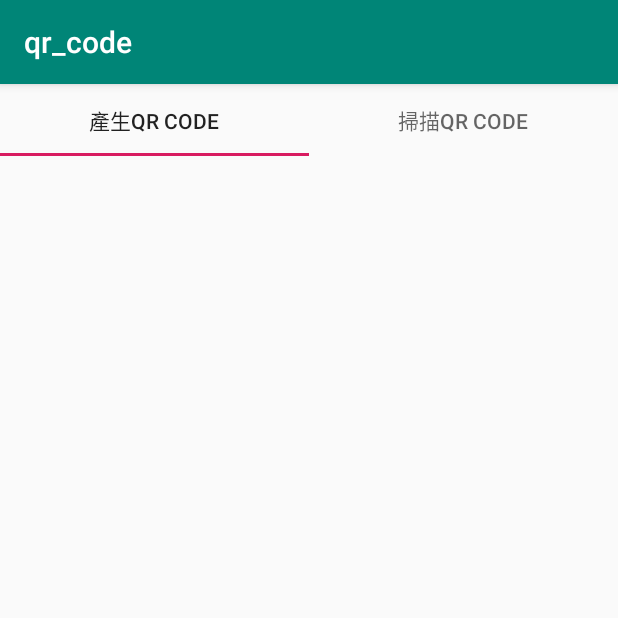
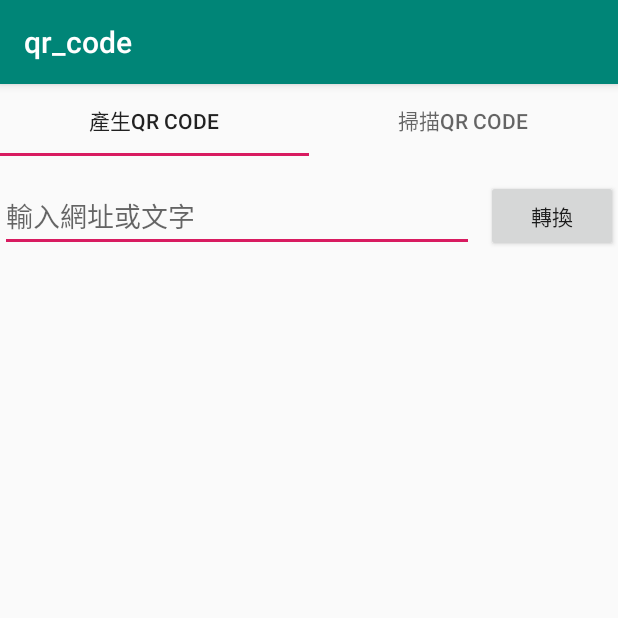
Before and after one commit to PinJhih/qr_code, an Android app: the screen it shows after launch (MainActivity), on a phone screen of 412 x 824 dp, the top half of it. Run offline under Robolectric (Android 15) with nearby library versions, the phone set to English and light mode, and no system bars.

Commit message:
feat: 使用 Fragment 顯示頁面

```diff
--- /dev/null
+++ b/app/src/main/java/com/example/qr_code/GenerateFragment.kt
@@ -0,0 +1,15 @@
+package com.example.qr_code
+
+import android.os.Bundle
+import android.view.LayoutInflater
+import android.view.View
+import android.view.ViewGroup
+import androidx.fragment.app.Fragment
+
+class GenerateFragment : Fragment() {
+    override fun onCreateView(
+        inflater: LayoutInflater,
+        container: ViewGroup?,
+        savedInstanceState: Bundle?
+    ): View? = inflater.inflate(R.layout.fragment_generate, container, false)
+}
--- a/app/src/main/java/com/example/qr_code/MainActivity.kt
+++ b/app/src/main/java/com/example/qr_code/MainActivity.kt
@@ -13,7 +13,7 @@ class MainActivity : AppCompatActivity() {
 
         tabs.addTab(tabs.newTab().setText("產生QR Code"))
         tabs.addTab(tabs.newTab().setText("掃描QR Code"))
-        viewpager.adapter = ViewPagerAdapter()
+        viewpager.adapter = ViewPagerAdapter(supportFragmentManager)
         viewpager.addOnPageChangeListener(TabLayout.TabLayoutOnPageChangeListener(tabs))
         tabs.addOnTabSelectedListener(TabLayout.ViewPagerOnTabSelectedListener(viewpager))
     }
--- /dev/null
+++ b/app/src/main/java/com/example/qr_code/ScanFragment.kt
@@ -0,0 +1,15 @@
+package com.example.qr_code
+
+import android.os.Bundle
+import android.view.LayoutInflater
+import android.view.View
+import android.view.ViewGroup
+import androidx.fragment.app.Fragment
+
+class ScanFragment : Fragment() {
+    override fun onCreateView(
+        inflater: LayoutInflater,
+        container: ViewGroup?,
+        savedInstanceState: Bundle?
+    ): View? = inflater.inflate(R.layout.fragment_scan, container, false)
+}
--- a/app/src/main/java/com/example/qr_code/ViewPagerAdapter.kt
+++ b/app/src/main/java/com/example/qr_code/ViewPagerAdapter.kt
@@ -1,33 +1,21 @@
 package com.example.qr_code
 
-import android.view.LayoutInflater
-import android.view.View
-import android.view.ViewGroup
-import androidx.viewpager.widget.PagerAdapter
+import androidx.fragment.app.FragmentManager
+import androidx.fragment.app.FragmentPagerAdapter
+import androidx.fragment.app.Fragment
 
-class ViewPagerAdapter : PagerAdapter() {
+class ViewPagerAdapter(manager: FragmentManager) :
+    FragmentPagerAdapter(manager, BEHAVIOR_RESUME_ONLY_CURRENT_FRAGMENT) {
+
+    override fun getItem(position: Int): Fragment {
+        return if (position == 0) GenerateFragment() else ScanFragment()
+    }
+
     override fun getCount(): Int {
         return 2
     }
 
-    override fun isViewFromObject(view: View, any: Any): Boolean {
-        return true
-    }
-
-    override fun getPageTitle(position: Int): CharSequence? {
+    override fun getPageTitle(position: Int): CharSequence {
         return if (position == 0) "產生QR Code" else "掃描QR Code"
     }
-
-    override fun instantiateItem(container: ViewGroup, position: Int): View {
-        val view = if (position == 0)
-            LayoutInflater.from(container.context).inflate(R.layout.item_generage, container, false)
-        else
-            LayoutInflater.from(container.context).inflate(R.layout.item_scan, container, false)
-        container.addView(view)
-        return view
-    }
-
-    override fun destroyItem(container: ViewGroup, position: Int, any: Any) {
-        container.removeView(any as View)
-    }
 }
--- /dev/null
+++ b/app/src/main/res/layout/fragment_generate.xml
@@ -0,0 +1,41 @@
+<?xml version="1.0" encoding="utf-8"?>
+<androidx.constraintlayout.widget.ConstraintLayout xmlns:android="http://schemas.android.com/apk/res/android"
+    xmlns:app="http://schemas.android.com/apk/res-auto"
+    xmlns:tools="http://schemas.android.com/tools"
+    android:layout_width="match_parent"
+    android:layout_height="match_parent"
+    android:orientation="vertical">
+
+    <EditText
+        android:id="@+id/ed_input"
+        android:layout_width="0dp"
+        android:layout_height="wrap_content"
+        android:layout_marginTop="8dp"
+        android:layout_marginEnd="8dp"
+        android:ems="10"
+        android:hint="輸入網址或文字"
+        android:importantForAutofill="no"
+        android:inputType="text"
+        app:layout_constraintEnd_toStartOf="@+id/btn_convert"
+        app:layout_constraintStart_toStartOf="parent"
+        app:layout_constraintTop_toTopOf="parent" />
+
+    <Button
+        android:id="@+id/btn_convert"
+        android:layout_width="wrap_content"
+        android:layout_height="wrap_content"
+        android:text="轉換"
+        app:layout_constraintBottom_toBottomOf="@+id/ed_input"
+        app:layout_constraintEnd_toEndOf="parent"
+        app:layout_constraintTop_toTopOf="@+id/ed_input" />
+
+    <ImageView
+        android:id="@+id/img_qr_code"
+        android:layout_width="wrap_content"
+        android:layout_height="wrap_content"
+        app:layout_constraintBottom_toBottomOf="parent"
+        app:layout_constraintEnd_toEndOf="parent"
+        app:layout_constraintStart_toStartOf="parent"
+        app:layout_constraintTop_toBottomOf="@+id/ed_input"
+        app:srcCompat="@color/design_default_color_on_primary" />
+</androidx.constraintlayout.widget.ConstraintLayout>
--- a/app/src/main/res/layout/item_scan.xml
+++ /dev/null
@@ -1,6 +0,0 @@
-<?xml version="1.0" encoding="utf-8"?>
-<LinearLayout xmlns:android="http://schemas.android.com/apk/res/android"
-    android:orientation="vertical" android:layout_width="match_parent"
-    android:layout_height="match_parent">
-
-</LinearLayout>
```
Also changed, not shown: app/src/main/res/layout/fragment_scan.xml (renamed from app/src/main/res/layout/item_generage.xml).
